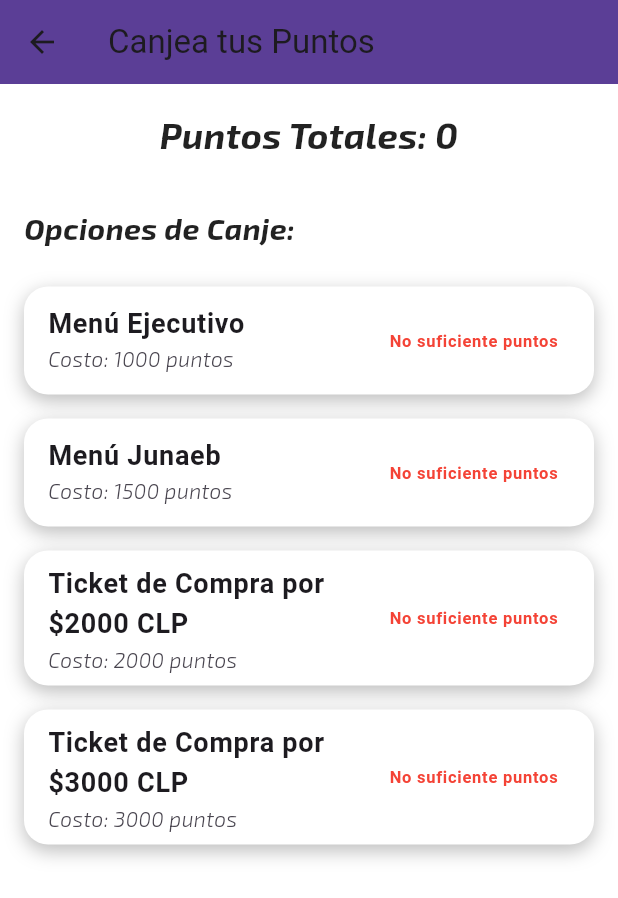
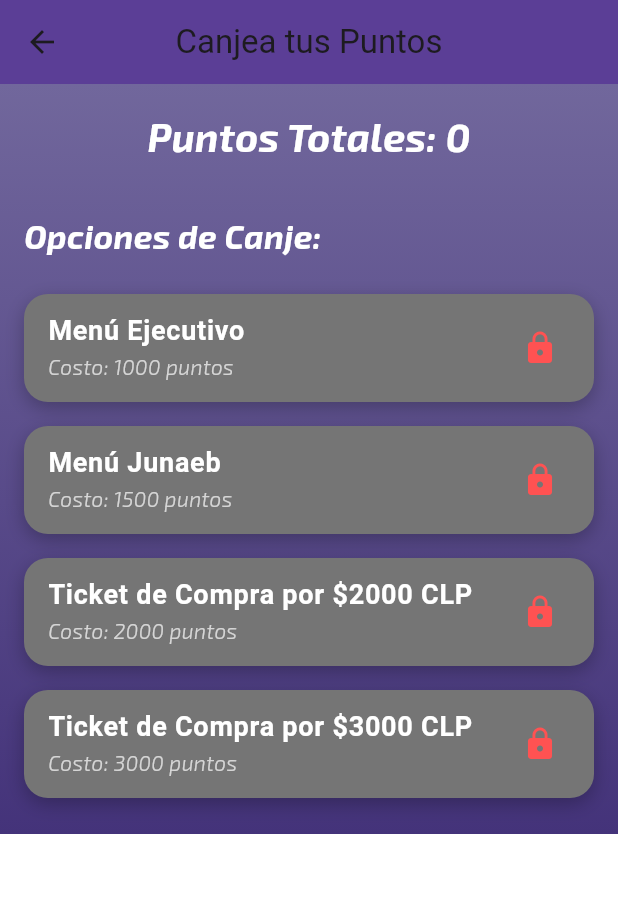
Before and after one commit to Nach0t/CampusBIT, a Flutter app: the PointsScreen screen opened directly with empty values, on a phone screen of 412 x 824 dp. Shown: the top 898 px of the screen. Run offline on Flutter 3.47's test engine with Material 3 defaults, Android fonts, the phone set to English and light mode, and no system bars; our stand-ins replace qr_flutter, sqflite; accounts and stored records are empty; project files that could hold a hidden picture were left out.

Commit message:
Update points_screen.dart

```diff
--- a/CampusBITs/lib/points_screen.dart
+++ b/CampusBITs/lib/points_screen.dart
@@ -68,8 +68,17 @@ class _PointsScreenState extends State<PointsScreen> {
       appBar: AppBar(
         title: Text('Canjea tus Puntos'),
         backgroundColor: Color(0xFF5B3E96),
+        centerTitle: true,
       ),
-      body: SingleChildScrollView(
+      body: Container(
+        decoration: BoxDecoration(
+          gradient: LinearGradient(
+            colors: [Color(0xFF71679C), Color(0xFF44337A)],
+            begin: Alignment.topCenter,
+            end: Alignment.bottomCenter,
+          ),
+        ),
+        child: SingleChildScrollView(
           padding: const EdgeInsets.all(16.0),
           child: Column(
             crossAxisAlignment: CrossAxisAlignment.start,
@@ -78,13 +87,21 @@ class _PointsScreenState extends State<PointsScreen> {
                 child: Text(
                   'Puntos Totales: $totalPoints',
                   textAlign: TextAlign.center,
-                style: TextStyle(fontSize: 24, fontWeight: FontWeight.bold),
+                  style: TextStyle(
+                    fontSize: 26,
+                    fontWeight: FontWeight.bold,
+                    color: Colors.white,
+                  ),
                 ),
               ),
               SizedBox(height: 32),
               Text(
                 'Opciones de Canje:',
-              style: TextStyle(fontSize: 20, fontWeight: FontWeight.bold),
+                style: TextStyle(
+                  fontSize: 22,
+                  fontWeight: FontWeight.bold,
+                  color: Colors.white,
+                ),
               ),
               SizedBox(height: 16),
               _buildRedeemOption('Menú Ejecutivo', 1000),
@@ -92,6 +109,7 @@ class _PointsScreenState extends State<PointsScreen> {
               _buildRedeemOption('Ticket de Compra por \$2000 CLP', 2000),
               _buildRedeemOption('Ticket de Compra por \$3000 CLP', 3000),
             ],
+          ),
         ),
       ),
     );
@@ -102,7 +120,7 @@ class _PointsScreenState extends State<PointsScreen> {
       padding: const EdgeInsets.symmetric(vertical: 8.0),
       child: Container(
         decoration: BoxDecoration(
-          color: Colors.white,
+          color: totalPoints >= cost ? Colors.white : Colors.grey[600],
           borderRadius: BorderRadius.circular(16.0),
           boxShadow: [
             BoxShadow(
@@ -115,9 +133,18 @@ class _PointsScreenState extends State<PointsScreen> {
         child: ListTile(
           title: Text(
             itemName,
-            style: TextStyle(fontSize: 18, fontWeight: FontWeight.bold),
+            style: TextStyle(
+              fontSize: 18,
+              fontWeight: FontWeight.bold,
+              color: totalPoints >= cost ? Colors.black : Colors.white,
             ),
-          subtitle: Text('Costo: $cost puntos'),
+          ),
+          subtitle: Text(
+            'Costo: $cost puntos',
+            style: TextStyle(
+              color: totalPoints >= cost ? Colors.black87 : Colors.white70,
+            ),
+          ),
           trailing: totalPoints >= cost
               ? ElevatedButton(
                   onPressed: () => _redeemItem(itemName, cost),
@@ -126,9 +153,9 @@ class _PointsScreenState extends State<PointsScreen> {
                   ),
                   child: Text('Canjear', style: TextStyle(color: Colors.white)),
                 )
-              : Text(
-            'No suficiente puntos',
-            style: TextStyle(color: Colors.red, fontWeight: FontWeight.bold),
+              : Icon(
+                  Icons.lock,
+                  color: Colors.redAccent,
                 ),
         ),
       ),
```
Lines whose indentation alone changed are shown as unchanged.
